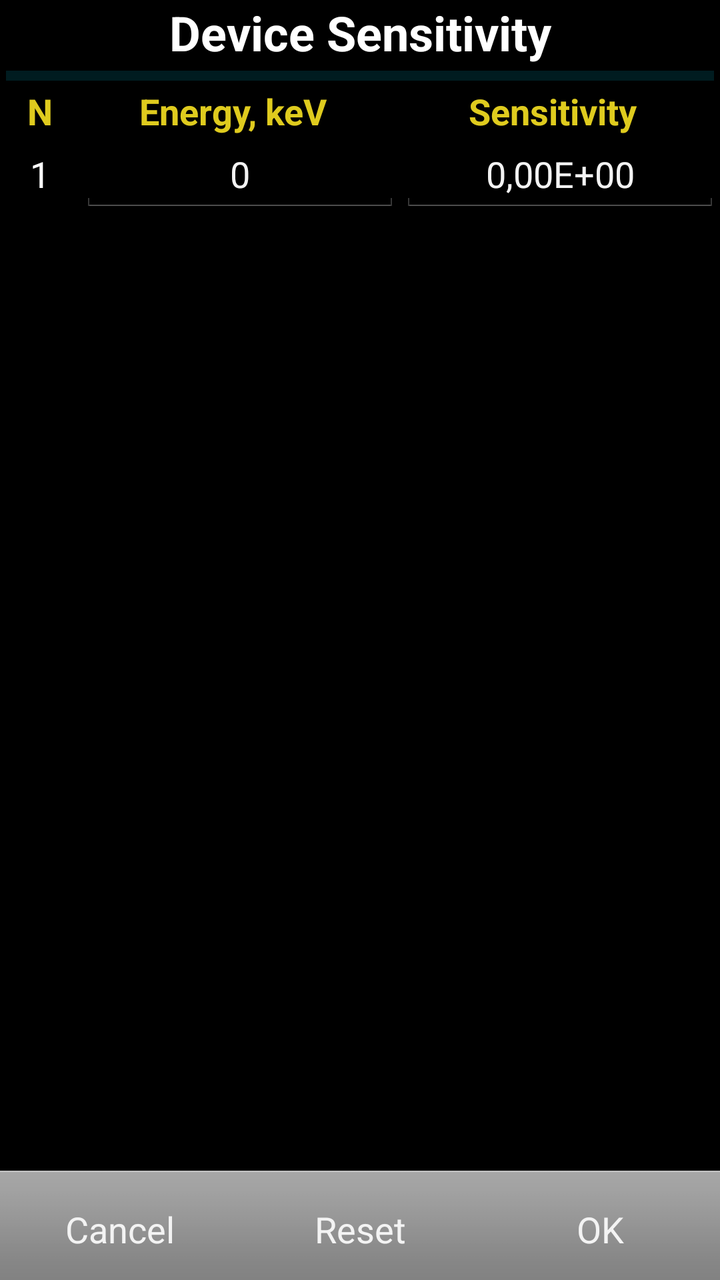
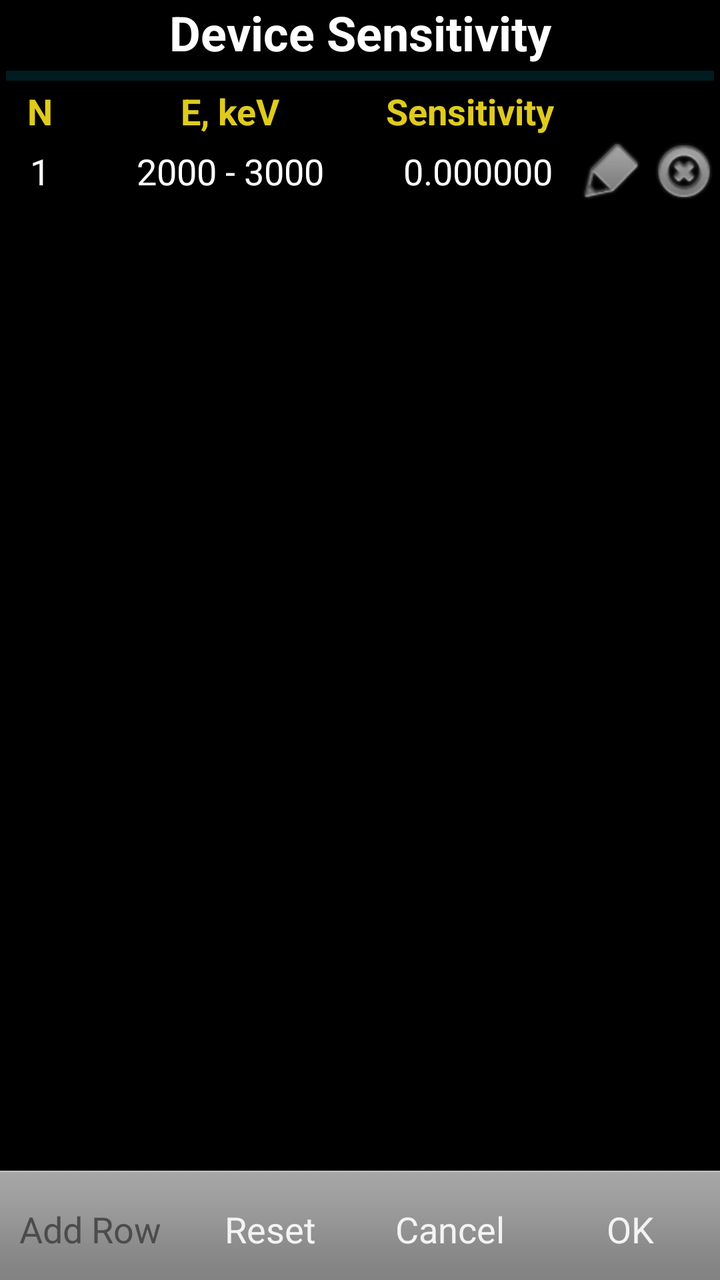

Compare the two renders of this Android layout. The source of the first and the diff that turns it into the second are given below.
<!-- AndroidManifest.xml: application theme AppTheme -->
<!-- res/layout/activity_atom_spectra_sensivity.xml -->
<?xml version="1.0" encoding="utf-8"?>
<androidx.constraintlayout.widget.ConstraintLayout xmlns:android="http://schemas.android.com/apk/res/android"
    xmlns:app="http://schemas.android.com/apk/res-auto"
    xmlns:tools="http://schemas.android.com/tools"
    android:layout_width="match_parent"
    android:layout_height="match_parent"
    tools:context=".AtomSpectraSensitivity">

    <TextView
        android:id="@+id/textSenseCaption"
        android:layout_width="0dp"
        android:layout_height="wrap_content"
        android:gravity="center"
        android:text="@string/detector_sensitivity"
        android:textSize="24sp"
        android:textStyle="bold"
        app:layout_constraintEnd_toEndOf="parent"
        app:layout_constraintStart_toStartOf="parent"
        app:layout_constraintTop_toTopOf="parent" />

    <View
        android:id="@+id/topSenseDivider"
        android:layout_width="0dp"
        android:layout_height="5dp"
        android:layout_margin="3dp"
        android:background="?android:attr/listDivider"
        android:backgroundTint="@color/colorDivider"
        android:foreground="@drawable/divider"
        app:layout_constraintEnd_toEndOf="parent"
        app:layout_constraintStart_toStartOf="parent"
        app:layout_constraintTop_toBottomOf="@+id/textSenseCaption" />

    <androidx.constraintlayout.widget.Guideline
        android:id="@+id/guideline5"
        android:layout_width="wrap_content"
        android:layout_height="wrap_content"
        android:orientation="vertical"
        app:layout_constraintGuide_percent="0.5523114"
        app:layout_constraintStart_toStartOf="parent" />

    <TableLayout
        android:id="@+id/tableLayout"
        android:layout_width="match_parent"
        android:layout_height="wrap_content"
        android:layout_marginTop="3dp"
        app:layout_constraintEnd_toEndOf="parent"
        app:layout_constraintStart_toStartOf="parent"
        app:layout_constraintTop_toBottomOf="@+id/topSenseDivider">

        <TableRow
            android:layout_width="match_parent"
            android:layout_height="match_parent">

            <TextView
                android:id="@+id/textView13"
                android:layout_width="40sp"
                android:layout_height="wrap_content"
                android:gravity="center"
                android:text="N"
                android:textColor="@color/colorHeader"
                android:textSize="18sp"
                android:textStyle="bold" />

            <TextView
                android:id="@+id/textView14"
                android:layout_width="56dp"
                android:layout_height="wrap_content"
                android:layout_weight="1"
                android:gravity="center"
                android:text="@string/sense_energy_kev"
                android:textColor="@color/colorHeader"
                android:textSize="18sp"
                android:textStyle="bold" />

            <TextView
                android:id="@+id/textView15"
                android:layout_width="match_parent"
                android:layout_height="wrap_content"
                android:layout_weight="0.85"
                android:gravity="center"
                android:text="@string/sense_sensitivity"
                android:textColor="@color/colorHeader"
                android:textSize="18sp"
                android:textStyle="bold" />
        </TableRow>

    </TableLayout>

    <ScrollView
        android:id="@+id/scrollSenseRows"
        android:layout_width="match_parent"
        android:layout_height="0dp"
        app:layout_constraintBottom_toTopOf="@+id/linearLayout"
        app:layout_constraintEnd_toEndOf="parent"
        app:layout_constraintStart_toStartOf="parent"
        app:layout_constraintTop_toBottomOf="@+id/tableLayout">

        <LinearLayout
            android:layout_width="match_parent"
            android:layout_height="wrap_content"
            android:orientation="vertical">

            <TableLayout
                android:id="@+id/tableIDs"
                android:layout_width="match_parent"
                android:layout_height="match_parent">

                <TableRow
                    android:layout_width="match_parent"
                    android:layout_height="match_parent">

                    <TextView
                        android:id="@+id/textN0"
                        android:layout_width="40sp"
                        android:layout_height="wrap_content"
                        android:gravity="center"
                        android:text="1"
                        android:textSize="18sp" />

                    <EditText
                        android:id="@+id/editEnergy0"
                        android:layout_width="match_parent"
                        android:layout_height="wrap_content"
                        android:layout_weight="1"
                        android:digits="01234567890.,Ee"
                        android:ems="10"
                        android:gravity="center"
                        android:hint="@string/sense_hint_energy"
                        android:imeOptions="actionDone"
                        android:inputType="numberDecimal"
                        android:singleLine="true"
                        android:text="0"
                        android:textSize="18sp" />

                    <EditText
                        android:id="@+id/editSensivity0"
                        android:layout_width="match_parent"
                        android:layout_height="wrap_content"
                        android:layout_weight="1"
                        android:digits="01234567890.,Ee"
                        android:ems="10"
                        android:gravity="center"
                        android:hint="@string/sense_hint_sensitivity"
                        android:imeOptions="actionDone"
                        android:inputType="numberDecimal"
                        android:singleLine="true"
                        android:text="0,00E+00"
                        android:textSize="18sp" />

                </TableRow>

            </TableLayout>
        </LinearLayout>
    </ScrollView>

    <LinearLayout
        android:id="@+id/linearLayout"
        android:layout_width="match_parent"
        android:layout_height="wrap_content"
        android:orientation="horizontal"
        app:layout_constraintBottom_toBottomOf="parent"
        app:layout_constraintEnd_toEndOf="parent"
        app:layout_constraintStart_toStartOf="parent">

        <Button
            android:id="@+id/buttonSensCancel"
            style="@android:style/ButtonBar"
            android:layout_width="wrap_content"
            android:layout_height="wrap_content"
            android:layout_weight="1"
            android:onClick="onCancelButton"
            android:text="@android:string/cancel" />

        <Button
            android:id="@+id/buttonSensReset"
            style="@android:style/ButtonBar"
            android:layout_width="wrap_content"
            android:layout_height="wrap_content"
            android:layout_weight="1"
            android:onClick="onResetButton"
            android:text="@string/reset_data" />

        <Button
            android:id="@+id/buttonSensOk"
            style="@android:style/ButtonBar"
            android:layout_width="wrap_content"
            android:layout_height="wrap_content"
            android:layout_weight="1"
            android:onClick="onOkButton"
            android:text="@android:string/ok" />
    </LinearLayout>

</androidx.constraintlayout.widget.ConstraintLayout>
<!-- resources referenced by this layout -->
<resources>
  <color name="colorDivider">#FF00BCD4</color>
  <color name="colorHeader">#FFDFCB1E</color>
  <!-- drawable divider: png bitmap (drawable, 3113 bytes) -->
  <string name="detector_sensitivity">Device Sensitivity</string>
  <string name="reset_data">Reset</string>
  <string name="sense_energy_kev">Energy, keV</string>
  <string name="sense_hint_energy">Energy</string>
  <string name="sense_hint_sensitivity">Sensitivity</string>
  <string name="sense_sensitivity">Sensitivity</string>
  <style name="AppTheme" parent="AppBaseTheme">
          <item name="android:colorPrimary">@color/color_main</item>
          <item name="android:textColor">@color/color_main</item>
          <item name="android:colorAccent">@color/color_main</item>
          
  
      </style>
  <style name="AppBaseTheme" parent="android:Theme.Holo">
          
      </style>
</resources>

<!-- the commit's change to res/layout/activity_atom_spectra_sensivity.xml (unified diff, before → after) -->
@@ -52,8 +52,8 @@
             android:layout_height="match_parent">
 
             <TextView
-                android:id="@+id/textView13"
-                android:layout_width="40sp"
+                android:id="@+id/textViewNHeader"
+                android:layout_width="40dp"
                 android:layout_height="wrap_content"
                 android:gravity="center"
                 android:text="N"
@@ -62,23 +62,31 @@
                 android:textStyle="bold" />
 
             <TextView
-                android:id="@+id/textView14"
-                android:layout_width="56dp"
+                android:id="@+id/textViewEHeader"
+                android:layout_width="150dp"
+                android:layout_height="wrap_content"
+                android:gravity="center"
+                android:text="@string/sens_energy_kev"
+                android:textColor="@color/colorHeader"
+                android:textSize="18sp"
+                android:textStyle="bold" />
+
+            <TextView
+                android:id="@+id/textViewSensHeader"
+                android:layout_width="match_parent"
                 android:layout_height="wrap_content"
                 android:layout_weight="1"
                 android:gravity="center"
-                android:text="@string/sense_energy_kev"
-                android:textColor="@color/colorHeader"
-                android:textSize="18sp"
-                android:textStyle="bold" />
-
-            <TextView
-                android:id="@+id/textView15"
-                android:layout_width="match_parent"
-                android:layout_height="wrap_content"
-                android:layout_weight="0.85"
-                android:gravity="center"
-                android:text="@string/sense_sensitivity"
+                android:text="@string/sens_sensitivity"
+                android:textColor="@color/colorHeader"
+                android:textSize="18sp"
+                android:textStyle="bold" />
+
+            <TextView
+                android:id="@+id/textViewDelHeader"
+                android:layout_width="80dp"
+                android:layout_height="wrap_content"
+                android:gravity="center"
                 android:textColor="@color/colorHeader"
                 android:textSize="18sp"
                 android:textStyle="bold" />
@@ -101,7 +109,7 @@
             android:orientation="vertical">
 
             <TableLayout
-                android:id="@+id/tableIDs"
+                android:id="@+id/tableSensitivity"
                 android:layout_width="match_parent"
                 android:layout_height="match_parent">
 
@@ -111,41 +119,47 @@
 
                     <TextView
                         android:id="@+id/textN0"
-                        android:layout_width="40sp"
+                        android:layout_width="40dp"
                         android:layout_height="wrap_content"
                         android:gravity="center"
                         android:text="1"
                         android:textSize="18sp" />
 
-                    <EditText
+                    <TextView
                         android:id="@+id/editEnergy0"
+                        android:layout_width="150dp"
+                        android:layout_height="wrap_content"
+                        android:gravity="center"
+                        android:singleLine="true"
+                        android:text="2000 - 3000"
+                        android:textSize="18sp" />
+
+                    <TextView
+                        android:id="@+id/editSensitivity0"
                         android:layout_width="match_parent"
                         android:layout_height="wrap_content"
                         android:layout_weight="1"
                         android:digits="01234567890.,Ee"
-                        android:ems="10"
                         android:gravity="center"
-                        android:hint="@string/sense_hint_energy"
-                        android:imeOptions="actionDone"
-                        android:inputType="numberDecimal"
                         android:singleLine="true"
-                        android:text="0"
+                        android:text="0.000000"
                         android:textSize="18sp" />
 
-                    <EditText
-                        android:id="@+id/editSensivity0"
-                        android:layout_width="match_parent"
-                        android:layout_height="wrap_content"
-                        android:layout_weight="1"
-                        android:digits="01234567890.,Ee"
-                        android:ems="10"
-                        android:gravity="center"
-                        android:hint="@string/sense_hint_sensitivity"
-                        android:imeOptions="actionDone"
-                        android:inputType="numberDecimal"
-                        android:singleLine="true"
-                        android:text="0,00E+00"
-                        android:textSize="18sp" />
+                    <Button
+                        android:id="@+id/buttonSensEdit"
+                        android:layout_width="36dp"
+                        android:layout_height="36dp"
+                        android:enabled="false"
+                        android:onClick="onEditButton"
+                        android:background="@drawable/menu_edit" />
+
+                    <Button
+                        android:id="@+id/buttonSensDelete"
+                        android:layout_width="36dp"
+                        android:layout_height="36dp"
+                        android:enabled="false"
+                        android:onClick="onRemoveButton"
+                        android:background="@drawable/menu_clear_spectrum" />
 
                 </TableRow>
 
@@ -163,6 +177,25 @@
         app:layout_constraintStart_toStartOf="parent">
 
         <Button
+            android:id="@+id/buttonSensAdd"
+            style="@android:style/ButtonBar"
+            android:layout_width="wrap_content"
+            android:layout_height="wrap_content"
+            android:layout_weight="1"
+            android:onClick="onAddButton"
+            android:enabled="false"
+            android:text="@string/sensitivity_add_row" />
+
+        <Button
+            android:id="@+id/buttonSensReset"
+            style="@android:style/ButtonBar"
+            android:layout_width="wrap_content"
+            android:layout_height="wrap_content"
+            android:layout_weight="1"
+            android:onClick="onResetButton"
+            android:text="@string/sensitivity_reset_data" />
+
+        <Button
             android:id="@+id/buttonSensCancel"
             style="@android:style/ButtonBar"
             android:layout_width="wrap_content"
@@ -170,15 +203,6 @@
             android:layout_weight="1"
             android:onClick="onCancelButton"
             android:text="@android:string/cancel" />
-
-        <Button
-            android:id="@+id/buttonSensReset"
-            style="@android:style/ButtonBar"
-            android:layout_width="wrap_content"
-            android:layout_height="wrap_content"
-            android:layout_weight="1"
-            android:onClick="onResetButton"
-            android:text="@string/reset_data" />
 
         <Button
             android:id="@+id/buttonSensOk"
<!-- resource entries referenced after the edit -->
@@ -3,12 +3,13 @@
   <color name="colorDivider">#FF00BCD4</color>
   <color name="colorHeader">#FFDFCB1E</color>
   <!-- drawable divider: png bitmap (drawable, 3113 bytes) -->
+  <!-- drawable menu_clear_spectrum: png bitmap (drawable-hdpi, 19103 bytes) -->
+  <!-- drawable menu_edit: png bitmap (drawable-hdpi, 9958 bytes) -->
   <string name="detector_sensitivity">Device Sensitivity</string>
-  <string name="reset_data">Reset</string>
-  <string name="sense_energy_kev">Energy, keV</string>
-  <string name="sense_hint_energy">Energy</string>
-  <string name="sense_hint_sensitivity">Sensitivity</string>
-  <string name="sense_sensitivity">Sensitivity</string>
+  <string name="sens_energy_kev">E, keV</string>
+  <string name="sens_sensitivity">Sensitivity</string>
+  <string name="sensitivity_add_row">Add Row</string>
+  <string name="sensitivity_reset_data">Reset</string>
   <style name="AppTheme" parent="AppBaseTheme">
           <item name="android:colorPrimary">@color/color_main</item>
           <item name="android:textColor">@color/color_main</item>
